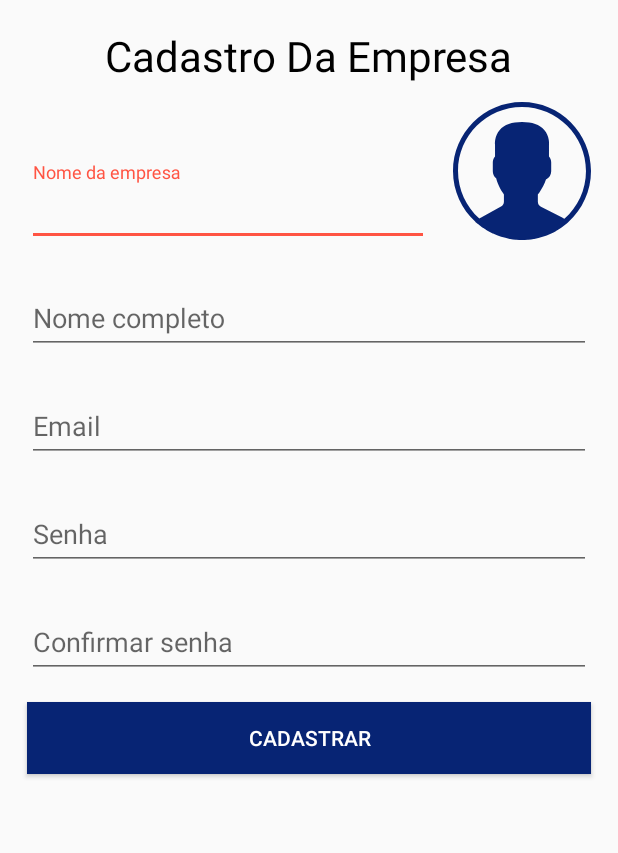
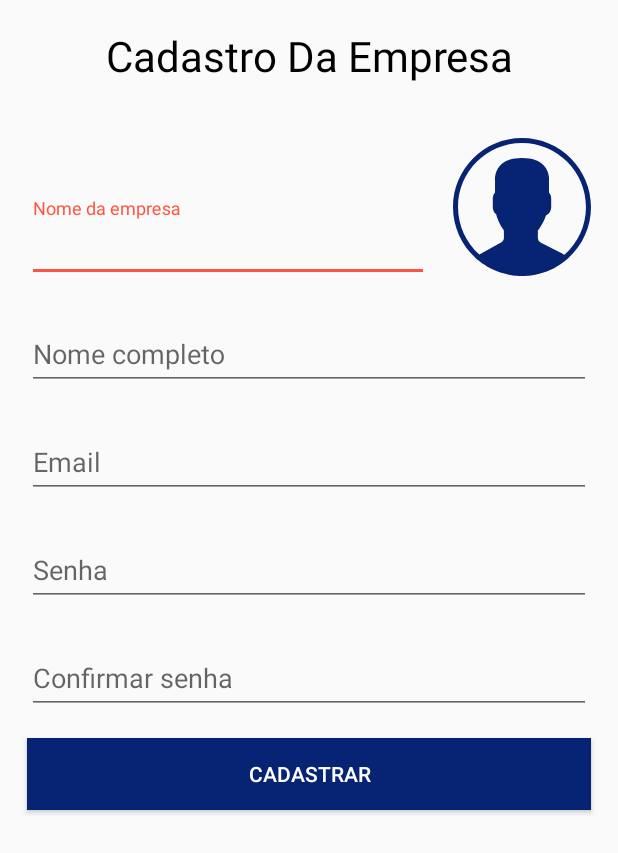
Before and after one commit to RenatoAWK/iStock, an Android app: the screen it shows after launch (RegisterActivity), after a tap on "CRIAR CONTA", on a phone screen of 412 x 824 dp. Shown: the top 853 px of the screen. Run offline under Robolectric (Android 15) with nearby library versions, the phone set to English and light mode, and no system bars; 1 other tap on this screen came first.

Commit message:
Uso do style no título das edit e register

```diff
--- a/app/src/main/res/layout/activity_login.xml
+++ b/app/src/main/res/layout/activity_login.xml
@@ -23,6 +23,7 @@
                 android:layout_height="70dp"
                 android:layout_marginStart="8dp"
                 android:layout_marginTop="64dp"
+                android:layout_marginBottom="64dp"
                 android:layout_marginEnd="8dp"
                 app:srcCompat="@drawable/logo"
                 android:contentDescription="@string/logotipo" />
--- a/app/src/main/res/layout/activity_register.xml
+++ b/app/src/main/res/layout/activity_register.xml
@@ -18,21 +18,13 @@
 
             <TextView
                 android:id="@+id/textViewRegisterCompanyRegister"
+                android:text="@string/company_register"
+                style="@style/title_register_or_edit" />
+
+            <LinearLayout
                 android:layout_width="match_parent"
                 android:layout_height="wrap_content"
-                android:layout_marginStart="8dp"
-                android:layout_marginTop="8dp"
-                android:layout_marginEnd="9dp"
-                android:layout_marginBottom="8dp"
-                android:text="@string/company_register"
-                android:textAlignment="center"
-                android:textColor="@android:color/black"
-                android:textSize="28sp" />
-
-            <LinearLayout
-            android:layout_width="match_parent"
-            android:layout_height="wrap_content"
-            android:orientation="horizontal"
+                android:orientation="horizontal"
                 android:gravity="bottom">
 
                 <android.support.design.widget.TextInputLayout
--- a/app/src/main/res/values/styles.xml
+++ b/app/src/main/res/values/styles.xml
@@ -51,4 +51,16 @@
         <item name="android:layout_width">match_parent</item>
     </style>
 
+    <style name="title_register_or_edit">
+        <item name="android:layout_width">match_parent</item>
+        <item name="android:layout_height">wrap_content</item>
+        <item name="android:layout_marginStart">8dp</item>
+        <item name="android:layout_marginTop">8dp</item>
+        <item name="android:layout_marginEnd">8dp</item>
+        <item name="android:layout_marginBottom">32dp</item>
+        <item name="android:textAlignment">center</item>
+        <item name="android:textColor">@android:color/black</item>
+        <item name="android:textSize">28sp</item>
+    </style>
+
 </resources>
```
Also changed, not shown: app/src/main/res/layout/activity_edit_client.xml (+1 -9 lines), app/src/main/res/layout/activity_edit_product.xml (+1 -10 lines), app/src/main/res/layout/activity_register_client.xml (+1 -9 lines), app/src/main/res/layout/activity_register_product.xml (+1 -9 lines).
